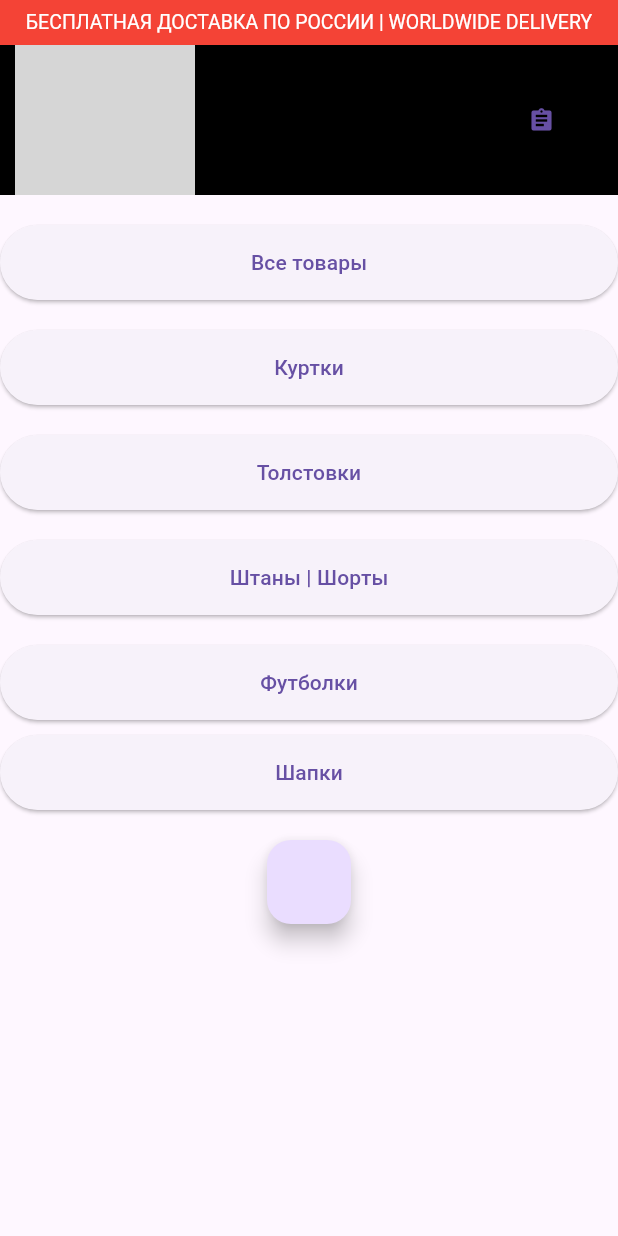
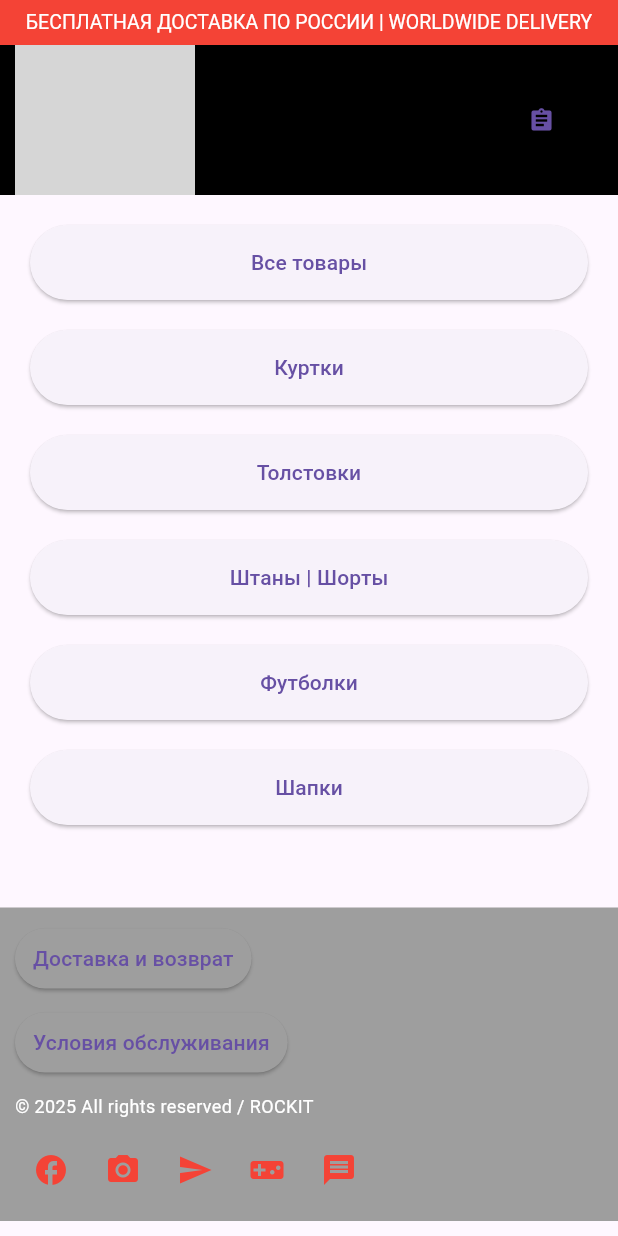
Before and after one commit to Max3602-web/flutter_labs, a Flutter app: the screen it shows after launch, on a phone screen of 412 x 824 dp. Run offline on Flutter 3.47's test engine with Material 3 defaults, Android fonts, the phone set to English and light mode, and no system bars; network calls fail; grey boxes are pictures that could not be loaded.

Commit message:
подвал

```diff
--- a/lib/main.dart
+++ b/lib/main.dart
@@ -22,51 +22,51 @@ class MainApp extends StatelessWidget {
         ),
         body: Column(
           children: [
+            // Основной контент
             Container(
               height: 100,
               width: double.infinity,
               color: Colors.black,
-              padding: const EdgeInsets.symmetric(horizontal: 10), // Отступы
+              padding: const EdgeInsets.symmetric(horizontal: 10),
               child: Row(
-                mainAxisAlignment: MainAxisAlignment.spaceBetween, // Центрировать по горизонтали
+                mainAxisAlignment: MainAxisAlignment.spaceBetween,
                 children: [
                   Image.network(
                     "https://img.icons8.com/?size=512&id=7I3BjCqe9rjG&format=png",
-                    width: 120, // Размер картинки
+                    width: 120,
                   ),
-                  const SizedBox(width: 10), // Отступ между картинкой и кнопкой
+                  const SizedBox(width: 10),
                   ElevatedButton.icon(
-                    onPressed: () {
-                      // Действие при нажатии
-                    },
-
+                    onPressed: () {},
                     icon: const Icon(Icons.assignment),
                     label: const Text(''),
                     style: ElevatedButton.styleFrom(
-                      elevation: 0, // убрать тень
-                      side: BorderSide.none, // убрать границу
-                      backgroundColor: Colors.transparent, // прозрачный фонshadowColor: Colors.transparent,
+                      elevation: 0,
+                      side: BorderSide.none,
+                      backgroundColor: Colors.transparent,
                     ),
                   ),
-                ]
+                ],
               ),
             ),
             const SizedBox(height: 20),
-            Column(
-              mainAxisSize: MainAxisSize.min,
+            // Кнопки сверху
+            Expanded(
+              child: ListView(
+                padding: const EdgeInsets.symmetric(horizontal: 20),
                 children: [
                   ElevatedButton(
                     onPressed: () {},
                     style: ElevatedButton.styleFrom(
-                    minimumSize: Size(double.infinity, 50), // ширина по всей ширине и высота 50
+                      minimumSize: Size(double.infinity, 50),
                     ),
                     child: const Text('Все товары'),
                   ),
-                    const SizedBox(height: 20,),
+                  const SizedBox(height: 20),
                   ElevatedButton(
                     onPressed: () {},
                     style: ElevatedButton.styleFrom(
-                    minimumSize: Size(double.infinity, 50), // ширина по всей ширине и высота 50
+                      minimumSize: Size(double.infinity, 50),
                     ),
                     child: const Text('Куртки'),
                   ),
@@ -74,7 +74,7 @@ class MainApp extends StatelessWidget {
                   ElevatedButton(
                     onPressed: () {},
                     style: ElevatedButton.styleFrom(
-                    minimumSize: Size(double.infinity, 50), // ширина по всей ширине и высота 50
+                      minimumSize: Size(double.infinity, 50),
                     ),
                     child: const Text('Толстовки'),
                   ),
@@ -82,38 +82,118 @@ class MainApp extends StatelessWidget {
                   ElevatedButton(
                     onPressed: () {},
                     style: ElevatedButton.styleFrom(
-                    minimumSize: Size(double.infinity, 50), // ширина по всей ширине и высота 50
-                    ),child: const Text('Штаны | Шорты'),
+                      minimumSize: Size(double.infinity, 50),
+                    ),
+                    child: const Text('Штаны | Шорты'),
                   ),
                   const SizedBox(height: 20),
                   ElevatedButton(
                     onPressed: () {},
                     style: ElevatedButton.styleFrom(
-                    minimumSize: Size(double.infinity, 50), // ширина по всей ширине и высота 50
+                      minimumSize: Size(double.infinity, 50),
                     ),
                     child: const Text('Футболки'),
                   ),
-                            const SizedBox(height: 10),
+                  const SizedBox(height: 20),
                   ElevatedButton(
                     onPressed: () {},
                     style: ElevatedButton.styleFrom(
-                    minimumSize: Size(double.infinity, 50), // ширина по всей ширине и высота 50
+                      minimumSize: Size(double.infinity, 50),
                     ),
                     child: const Text('Шапки'),
                   ),
                 ],
               ),
-            const SizedBox(height: 20),
-            Center(
-              child: FloatingActionButton(
-                onPressed: () {
-                  // Обработчик
-                },
             ),
-            ),
+            // Добавьте нижний блок здесь
+            CustomFooter(),
+            const SizedBox(height: 10),
           ],
         ),
       ),
     );
   }
 }
+class CustomFooter extends StatelessWidget {
+  const CustomFooter({Key? key}) : super(key: key);
+
+  @override
+  Widget build(BuildContext context) {
+    final buttonColor = Colors.blue; // цвет кнопок
+    final iconColor = Colors.red; // цвет иконок
+
+    return Container(
+      padding: const EdgeInsets.all(10),
+      color: Colors.grey, // фон
+      child: Column(
+        crossAxisAlignment: CrossAxisAlignment.start, // выравнивание по левому краю
+        children: [
+          // Две кнопки
+          Column(
+            crossAxisAlignment: CrossAxisAlignment.start,
+            children: [
+              ElevatedButton(
+                onPressed: () {},
+                child: const Text('Доставка и возврат'),
+                style: ElevatedButton.styleFrom(
+                  backgroundColor: Colors.grey, // цвет фона
+                  padding:
+                      const EdgeInsets.symmetric(horizontal: 12, vertical: 1),
+                ),
+              ),
+              const SizedBox(height: 8),
+              ElevatedButton(
+                onPressed: () {},
+                child: const Text('Условия обслуживания',),
+                style: ElevatedButton.styleFrom(
+                  backgroundColor: Colors.grey,
+                  padding:
+                      const EdgeInsets.symmetric(horizontal: 12, vertical: 8,),
+                ),
+              ),
+            ],
+          ),
+          const SizedBox(height: 10),
+          // Надпись
+          Text(
+            '© 2025 All rights reserved / ROCKIT',
+            style: TextStyle(fontSize: 12,color: Colors.white),
+            textAlign: TextAlign.left,
+          ),
+          const SizedBox(height: 10),
+          // Иконки соцсетей
+          Row(
+            mainAxisAlignment: MainAxisAlignment.start,
+            children: [
+              IconButton(
+                icon: const Icon(Icons.facebook),
+                color: iconColor,
+                onPressed: () {},
+              ),
+              IconButton(
+                icon: const Icon(Icons.camera_alt),
+                color: iconColor,
+                onPressed: () {},
+              ),
+              IconButton(
+                icon: const Icon(Icons.send),
+                color: iconColor,
+                onPressed: () {},
+              ),
+              IconButton(
+                icon: const Icon(Icons.videogame_asset),
+                color: iconColor,
+                onPressed: () {},
+              ),
+              IconButton(
+                icon: const Icon(Icons.message),
+                color: iconColor,
+                onPressed: () {},
+              ),
+            ],
+          ),
+        ],
+      ),
+    );
+  }
+}
```
Lines whose indentation alone changed are shown as unchanged.
